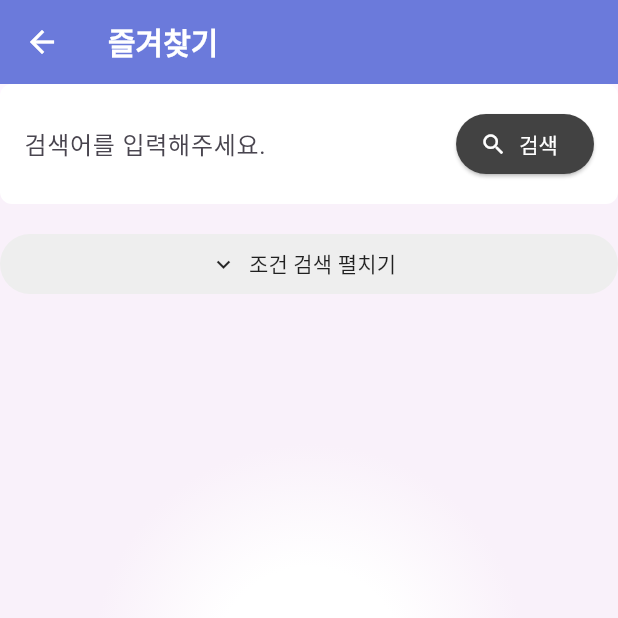
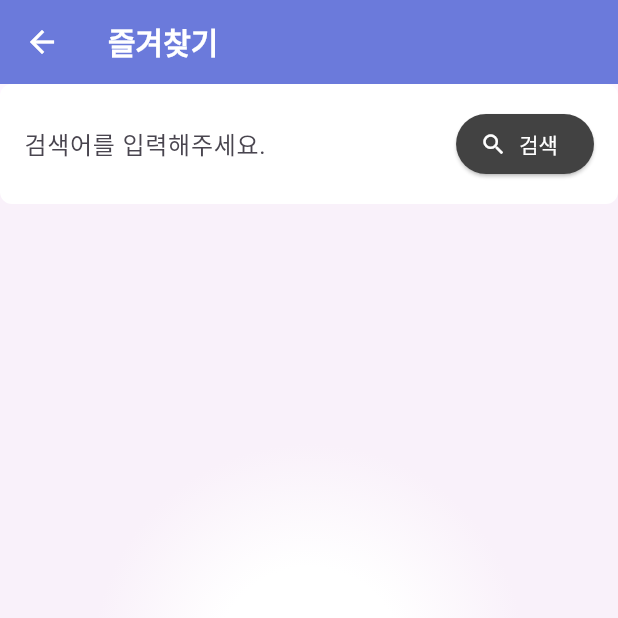
Before and after one commit to Team2Kim/flutter_frontend, a Flutter app: the BookmarkScreen screen opened by its route, on a phone screen of 412 x 824 dp, the top half of it. Run offline on Flutter 3.47's test engine with Material 3 defaults, Android fonts, the phone set to English and light mode, and no system bars; our stand-ins replace cached_network_image, flutter_dotenv, geolocator, permission_handler, shared_preferences, table_calendar and 1 more; missing offline and left inert: body_part_selector, flutter_naver_map; accounts and stored records are empty; network calls fail; Roboto replaces fonts that are missing (Pretendard).

Commit message:
fix: 251107 0213 즐겨찾기 화면 조건 검색 제거

```diff
--- a/lib/screen/bookmark_screen.dart
+++ b/lib/screen/bookmark_screen.dart
@@ -199,23 +199,23 @@ final TextEditingController _searchController = TextEditingController();
               const SizedBox(height: 16),
 
               // 필터 토글 버튼
-              Container(
-                width: double.infinity,
-                child: ElevatedButton.icon(
-                  onPressed: () {
-                    setState(() {
-                      _isFilterExpanded = !_isFilterExpanded;
-                    });
-                  },
-                  icon: Icon(_isFilterExpanded ? Icons.expand_less : Icons.expand_more),
-                  label: Text(_isFilterExpanded ? '조건 검색 접기' : '조건 검색 펼치기'),
-                  style: ElevatedButton.styleFrom(
-                    backgroundColor: Colors.grey[200],
-                    foregroundColor: Colors.black87,
-                    elevation: 0,
-                  ),
-                ),
-              ),
+              // Container(
+              //   width: double.infinity,
+              //   child: ElevatedButton.icon(
+              //     onPressed: () {
+              //       setState(() {
+              //         _isFilterExpanded = !_isFilterExpanded;
+              //       });
+              //     },
+              //     icon: Icon(_isFilterExpanded ? Icons.expand_less : Icons.expand_more),
+              //     label: Text(_isFilterExpanded ? '조건 검색 접기' : '조건 검색 펼치기'),
+              //     style: ElevatedButton.styleFrom(
+              //       backgroundColor: Colors.grey[200],
+              //       foregroundColor: Colors.black87,
+              //       elevation: 0,
+              //     ),
+              //   ),
+              // ),
 
               // 필터 섹션 (접기/펼치기 가능)
               if (_isFilterExpanded) ...[
```
